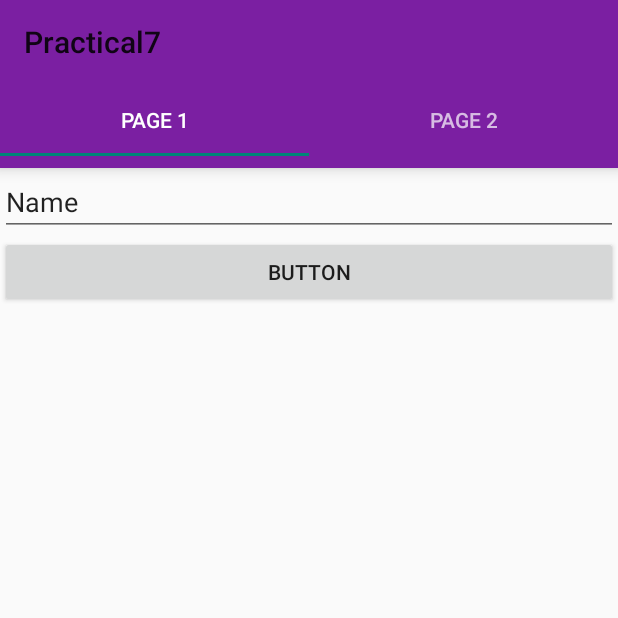
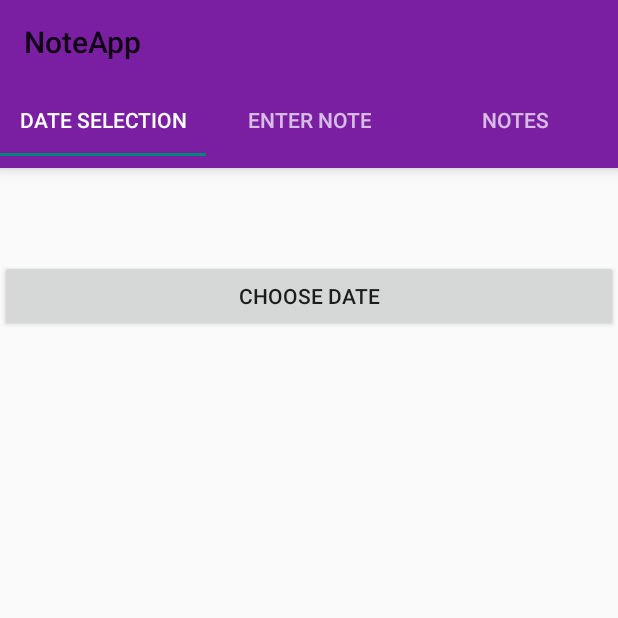
Before and after one commit to LEVilleza/notetaking-app, an Android app: the screen it shows after launch (MainActivity), on a phone screen of 412 x 824 dp, the top half of it. Run offline under Robolectric (Android 15) with nearby library versions, the phone set to English and light mode, and no system bars.

Commit message:
Implemented Date Fragment
Implemented date selection fragment and refactored references to old practical 7

```diff
--- /dev/null
+++ b/app/src/main/java/com/example/noteapp/DateFragment.kt
@@ -0,0 +1,54 @@
+package com.example.noteapp
+
+import android.app.DatePickerDialog
+import android.os.Bundle
+import android.view.LayoutInflater
+import android.view.View
+import android.view.ViewGroup
+import android.widget.Button
+import android.widget.EditText
+import android.widget.TextView
+import androidx.fragment.app.Fragment
+import androidx.lifecycle.ViewModelProvider
+import java.util.Calendar
+
+class DateFragment : Fragment() {
+    lateinit var viewModel: MyViewModel
+    override fun onCreateView(inflater: LayoutInflater, container: ViewGroup?,
+                              savedInstanceState: Bundle?): View {
+        viewModel = ViewModelProvider(requireActivity())[MyViewModel::class.java]
+
+        val view = inflater.inflate(R.layout.date_fragment, container, false)
+
+        val dateText = view.findViewById<TextView>(R.id.selectedDate_text)
+        val dateButton = view.findViewById<Button>(R.id.selectDate_button)
+
+        viewModel.selectedDate.observe(viewLifecycleOwner){selectedDate ->
+            dateText.text = selectedDate
+        }
+
+        dateButton.setOnClickListener {
+            val calendar = Calendar.getInstance()
+            val year = calendar.get(Calendar.YEAR)
+            val month = calendar.get(Calendar.MONTH)
+            val day = calendar.get(Calendar.DAY_OF_MONTH)
+
+            val dateDialog = DatePickerDialog(requireContext(),
+                {_, selectedYear, selectedMonth, selectedDay ->
+                    val formattedDate = String.format("%04d-%02d-%02d",selectedYear, selectedMonth+1, selectedDay)
+                    viewModel.setSelectedDate(formattedDate)
+                },
+                year,
+                month,
+                day
+            )
+
+            dateDialog.show()
+        }
+
+
+
+
+        return view
+    }
+}
--- a/app/src/main/java/com/example/noteapp/MainActivity.kt
+++ b/app/src/main/java/com/example/noteapp/MainActivity.kt
@@ -15,15 +15,21 @@ class MainActivity : AppCompatActivity() {
         setSupportActionBar(toolbar)
 
         val tabLayout = findViewById<TabLayout>(R.id.tab_layout)
-        tabLayout.addTab(tabLayout.newTab().setText("Tab 1"))
-        tabLayout.addTab(tabLayout.newTab().setText("Tab 2"))
+        tabLayout.addTab(tabLayout.newTab().setText("Date Selection"))
+        tabLayout.addTab(tabLayout.newTab().setText("Enter Note"))
+        tabLayout.addTab(tabLayout.newTab().setText("Notes"))
         tabLayout.tabGravity = TabLayout.GRAVITY_FILL
 
         val viewPager = findViewById<ViewPager2>(R.id.pager)
-        val adapter = PageAdapter(this,2)
+        val adapter = PageAdapter(this,3)
         viewPager.setAdapter(adapter)
         TabLayoutMediator(tabLayout, viewPager) { tab, position ->
-            tab.text = "Page " + (position + 1)
+            tab.text = when (position){
+                0 -> "Date Selection"
+                1 -> "Enter Note"
+                2 -> "Notes"
+                else -> ""
+            }
         }.attach()
 
     }
--- a/app/src/main/java/com/example/noteapp/MyViewModel.kt
+++ b/app/src/main/java/com/example/noteapp/MyViewModel.kt
@@ -1,13 +1,17 @@
 package com.example.noteapp
 
+import androidx.lifecycle.LiveData
 import androidx.lifecycle.MutableLiveData
 import androidx.lifecycle.ViewModel
 
 class MyViewModel : ViewModel() {
-    private val _value = MutableLiveData<String>()
-    val value: MutableLiveData<String>
-        get() = _value
+    private val _selectedDate = MutableLiveData<String>()
+    val selectedDate: LiveData<String>
+        get() = _selectedDate
     init {
-        _value.value = "default"
+        _selectedDate.value = ""
+    }
+    fun setSelectedDate(date: String){
+        _selectedDate.value = date
     }
 }
--- a/app/src/main/java/com/example/noteapp/Page2Fragment.kt
+++ b/app/src/main/java/com/example/noteapp/NoteFragment.kt
@@ -9,7 +9,7 @@ import androidx.fragment.app.Fragment
 import androidx.lifecycle.Observer
 import androidx.lifecycle.ViewModelProvider
 
-class Page2Fragment : Fragment() {
+class NoteFragment : Fragment() {
     lateinit var viewModel: MyViewModel
     override fun onCreateView(inflater: LayoutInflater, container: ViewGroup?,
                               savedInstanceState: Bundle?): View? {
@@ -20,7 +20,7 @@ class Page2Fragment : Fragment() {
         val valueObserver = Observer<String> { newValue ->
             valueView.text = newValue.toString()
         }
-        viewModel.value.observe(viewLifecycleOwner, valueObserver)
+//        viewModel.value.observe(viewLifecycleOwner, valueObserver)
         return v;
     }
 }
--- /dev/null
+++ b/app/src/main/java/com/example/noteapp/NoteListFragment.kt
@@ -0,0 +1,6 @@
+package com.example.noteapp
+
+import androidx.fragment.app.Fragment
+
+class NoteListFragment : Fragment() {
+}
--- a/app/src/main/java/com/example/noteapp/Page1Fragment.kt
+++ /dev/null
@@ -1,27 +0,0 @@
-package com.example.noteapp
-
-import android.os.Bundle
-import android.view.LayoutInflater
-import android.view.View
-import android.view.ViewGroup
-import android.widget.Button
-import android.widget.EditText
-import androidx.fragment.app.Fragment
-import androidx.lifecycle.ViewModelProvider
-
-class Page1Fragment : Fragment() {
-    lateinit var viewModel: MyViewModel
-    override fun onCreateView(inflater: LayoutInflater, container: ViewGroup?,
-                              savedInstanceState: Bundle?): View? {
-        viewModel = activity?.run {
-            ViewModelProvider(this)[MyViewModel::class.java]
-        } ?: throw Exception("Invalid Activity")
-        val view = inflater.inflate(R.layout.page1_fragment, container, false)
-        val but = view.findViewById<Button>(R.id.vButton)
-        val value = view.findViewById<EditText>(R.id.editValue)
-        but.setOnClickListener {
-            viewModel.value.setValue(value.getText().toString())
-        }
-        return view
-    }
-}
--- a/app/src/main/java/com/example/noteapp/PageAdapter.kt
+++ b/app/src/main/java/com/example/noteapp/PageAdapter.kt
@@ -11,9 +11,10 @@ class PageAdapter(fa: FragmentActivity, private val mNumOfTabs: Int) :
     }
     override fun createFragment(position: Int): Fragment {
         return when (position) {
-            0 -> Page1Fragment()
-            1 -> Page2Fragment()
-            else -> Page1Fragment()
+            0 -> DateFragment()
+            1 -> NoteFragment()
+            2 -> NoteListFragment()
+            else -> DateFragment()
         }
     }
 }
--- a/app/src/main/res/layout/page1_fragment.xml
+++ b/app/src/main/res/layout/date_fragment.xml
@@ -8,18 +8,20 @@
         android:layout_height="match_parent"
         android:orientation="vertical">
 
-        <EditText
-            android:id="@+id/editValue"
+        <TextView
+            android:id="@+id/selectedDate_text"
             android:layout_width="match_parent"
             android:layout_height="wrap_content"
-            android:ems="10"
-            android:inputType="text"
-            android:text="Name" />
+            android:text="No date selected"
+            android:textSize="22sp"
+            android:gravity="center"
+            android:padding="16dp" />
 
         <Button
-            android:id="@+id/vButton"
+            android:id="@+id/selectDate_button"
             android:layout_width="match_parent"
             android:layout_height="wrap_content"
-            android:text="Button" />
+            android:text="Choose Date" />
+
     </LinearLayout>
 </androidx.constraintlayout.widget.ConstraintLayout>
--- a/app/src/main/res/values/strings.xml
+++ b/app/src/main/res/values/strings.xml
@@ -1,3 +1,3 @@
 <resources>
-    <string name="app_name">Practical7</string>
+    <string name="app_name">NoteApp</string>
 </resources>
```
